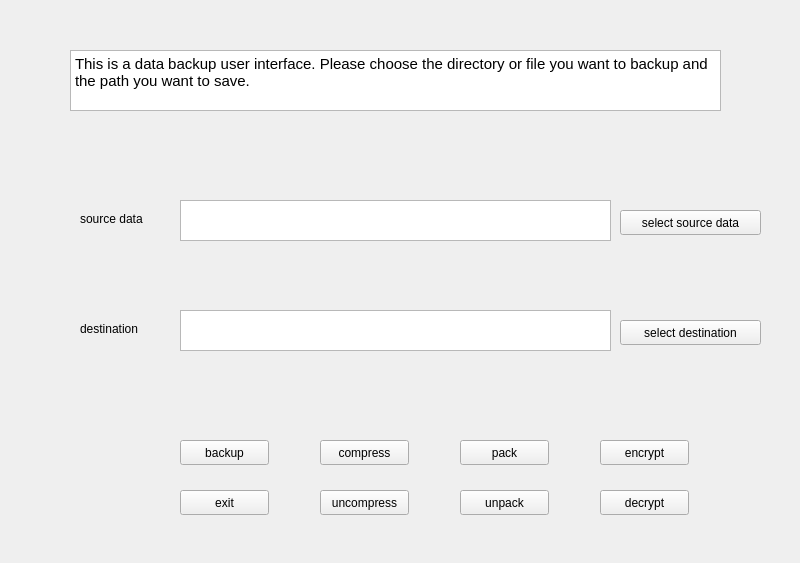
Above: widget.ui from lishiqianhugh/software_development_data_backup_linux_C- before the change. Below: the same form after it.
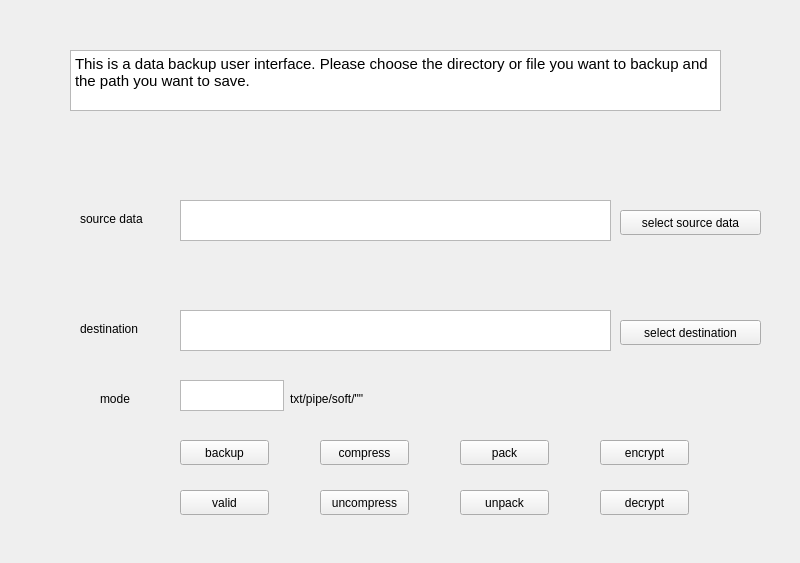
That is the form after the change.

The edit to the form file:
```diff
--- a/widget.ui
+++ b/widget.ui
@@ -99,7 +99,7 @@
     </rect>
    </property>
    <property name="text">
-    <string>exit</string>
+    <string>valid</string>
    </property>
   </widget>
   <widget class="QPushButton" name="selectfile">
@@ -212,6 +212,42 @@
     <string>decrypt</string>
    </property>
   </widget>
+  <widget class="QTextEdit" name="mode">
+   <property name="geometry">
+    <rect>
+     <x>180</x>
+     <y>380</y>
+     <width>104</width>
+     <height>31</height>
+    </rect>
+   </property>
+  </widget>
+  <widget class="QLabel" name="label_3">
+   <property name="geometry">
+    <rect>
+     <x>100</x>
+     <y>390</y>
+     <width>67</width>
+     <height>17</height>
+    </rect>
+   </property>
+   <property name="text">
+    <string>mode</string>
+   </property>
+  </widget>
+  <widget class="QLabel" name="label_4">
+   <property name="geometry">
+    <rect>
+     <x>290</x>
+     <y>390</y>
+     <width>121</width>
+     <height>17</height>
+    </rect>
+   </property>
+   <property name="text">
+    <string>txt/pipe/soft/&quot;&quot;</string>
+   </property>
+  </widget>
  </widget>
  <resources/>
  <connections/>
```
Left out of the diff: 2 changed lines with no effect on the pictures.
